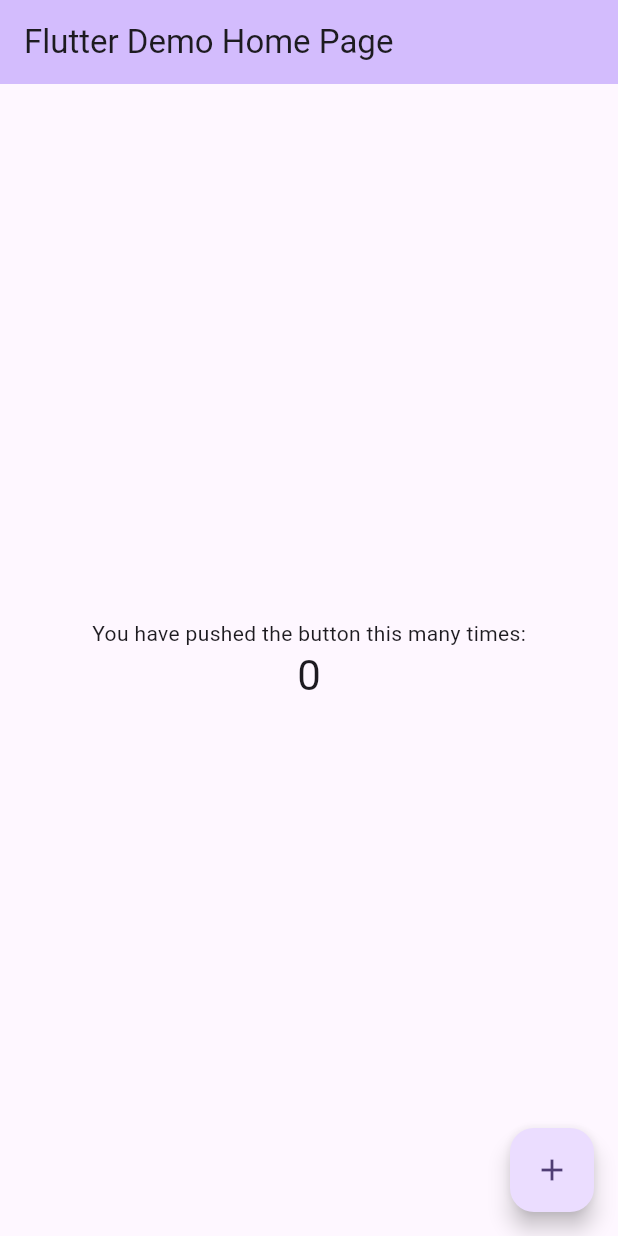
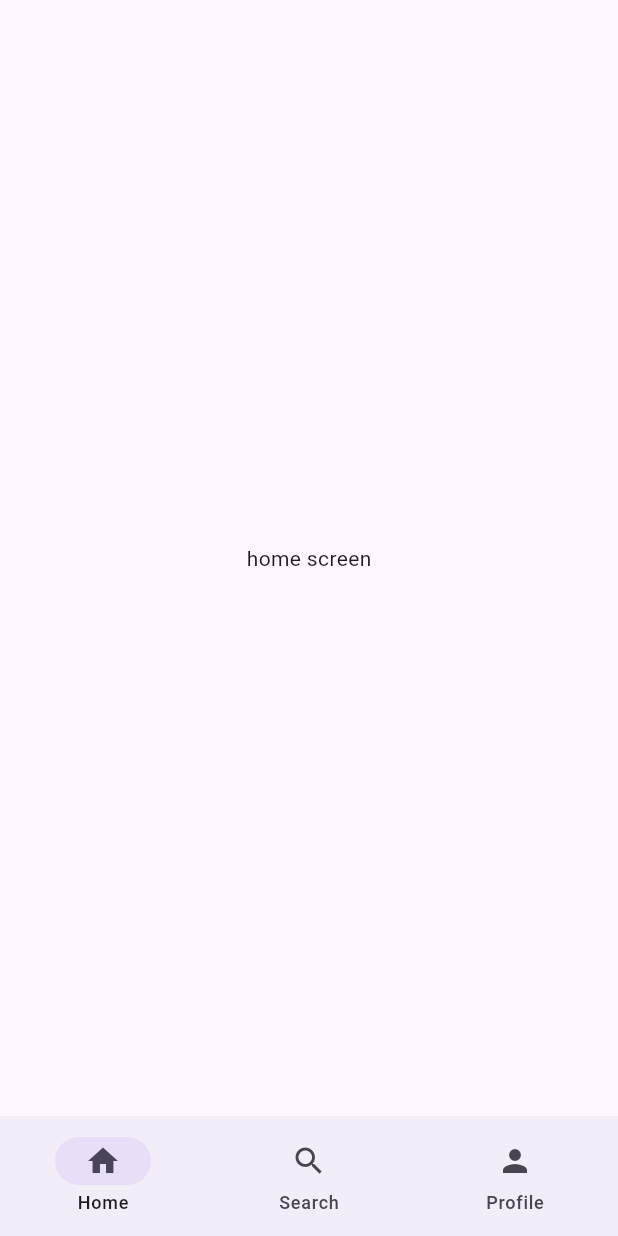
Before and after one commit to takumi-ya/ramen_mashimashi_report_app, a Flutter app: the screen it shows after launch, on a phone screen of 412 x 824 dp. Run offline on Flutter 3.47's test engine with Material 3 defaults, Android fonts, the phone set to English and light mode, and no system bars; our stand-ins replace go_router.

Commit message:
Implement navigation structure with GoRouter and add Home, Profile, Search screens

```diff
--- /dev/null
+++ b/mobile/lib/home/home_screen.dart
@@ -0,0 +1,14 @@
+import 'package:flutter/material.dart';
+
+class HomeScreen extends StatelessWidget {
+  const HomeScreen({super.key});
+
+  @override
+  Widget build(BuildContext context) {
+    return Scaffold(
+      body: Center(
+        child: Text('home screen'),
+      ),
+    );
+  }
+}
--- a/mobile/lib/main.dart
+++ b/mobile/lib/main.dart
@@ -1,4 +1,5 @@
 import 'package:flutter/material.dart';
+import 'package:mobile/router.dart';
 
 void main() {
   runApp(const MyApp());
@@ -7,119 +8,10 @@
 class MyApp extends StatelessWidget {
   const MyApp({super.key});
 
-  // This widget is the root of your application.
   @override
   Widget build(BuildContext context) {
-    return MaterialApp(
-      title: 'Flutter Demo',
-      theme: ThemeData(
-        // This is the theme of your application.
-        //
-        // TRY THIS: Try running your application with "flutter run". You'll see
-        // the application has a purple toolbar. Then, without quitting the app,
-        // try changing the seedColor in the colorScheme below to Colors.green
-        // and then invoke "hot reload" (save your changes or press the "hot
-        // reload" button in a Flutter-supported IDE, or press "r" if you used
-        // the command line to start the app).
-        //
-        // Notice that the counter didn't reset back to zero; the application
-        // state is not lost during the reload. To reset the state, use hot
-        // restart instead.
-        //
-        // This works for code too, not just values: Most code changes can be
-        // tested with just a hot reload.
-        colorScheme: ColorScheme.fromSeed(seedColor: Colors.deepPurple),
-        useMaterial3: true,
-      ),
-      home: const MyHomePage(title: 'Flutter Demo Home Page'),
+    return MaterialApp.router(
+      routerConfig: router,
     );
   }
 }
-
-class MyHomePage extends StatefulWidget {
-  const MyHomePage({super.key, required this.title});
-
-  // This widget is the home page of your application. It is stateful, meaning
-  // that it has a State object (defined below) that contains fields that affect
-  // how it looks.
-
-  // This class is the configuration for the state. It holds the values (in this
-  // case the title) provided by the parent (in this case the App widget) and
-  // used by the build method of the State. Fields in a Widget subclass are
-  // always marked "final".
-
-  final String title;
-
-  @override
-  State<MyHomePage> createState() => _MyHomePageState();
-}
-
-class _MyHomePageState extends State<MyHomePage> {
-  int _counter = 0;
-
-  void _incrementCounter() {
-    setState(() {
-      // This call to setState tells the Flutter framework that something has
-      // changed in this State, which causes it to rerun the build method below
-      // so that the display can reflect the updated values. If we changed
-      // _counter without calling setState(), then the build method would not be
-      // called again, and so nothing would appear to happen.
-      _counter++;
-    });
-  }
-
-  @override
-  Widget build(BuildContext context) {
-    // This method is rerun every time setState is called, for instance as done
-    // by the _incrementCounter method above.
-    //
-    // The Flutter framework has been optimized to make rerunning build methods
-    // fast, so that you can just rebuild anything that needs updating rather
-    // than having to individually change instances of widgets.
-    return Scaffold(
-      appBar: AppBar(
-        // TRY THIS: Try changing the color here to a specific color (to
-        // Colors.amber, perhaps?) and trigger a hot reload to see the AppBar
-        // change color while the other colors stay the same.
-        backgroundColor: Theme.of(context).colorScheme.inversePrimary,
-        // Here we take the value from the MyHomePage object that was created by
-        // the App.build method, and use it to set our appbar title.
-        title: Text(widget.title),
-      ),
-      body: Center(
-        // Center is a layout widget. It takes a single child and positions it
-        // in the middle of the parent.
-        child: Column(
-          // Column is also a layout widget. It takes a list of children and
-          // arranges them vertically. By default, it sizes itself to fit its
-          // children horizontally, and tries to be as tall as its parent.
-          //
-          // Column has various properties to control how it sizes itself and
-          // how it positions its children. Here we use mainAxisAlignment to
-          // center the children vertically; the main axis here is the vertical
-          // axis because Columns are vertical (the cross axis would be
-          // horizontal).
-          //
-          // TRY THIS: Invoke "debug painting" (choose the "Toggle Debug Paint"
-          // action in the IDE, or press "p" in the console), to see the
-          // wireframe for each widget.
-          mainAxisAlignment: MainAxisAlignment.center,
-          children: <Widget>[
-            const Text(
-              'You have pushed the button this many times:',
-            ),
-            Text(
-              '$_counter',
-              style: Theme.of(context).textTheme.headlineMedium,
-            ),
-          ],
-        ),
-      ),
-      floatingActionButton: FloatingActionButton(
-        onPressed: _incrementCounter,
-        tooltip: 'Increment',
-        child: const Icon(Icons.add),
-      ), // This trailing comma makes auto-formatting nicer for build methods.
-    );
-  }
-}
--- /dev/null
+++ b/mobile/lib/profile/profile_screen.dart
@@ -0,0 +1,14 @@
+import 'package:flutter/material.dart';
+
+class ProfileScreen extends StatelessWidget {
+  const ProfileScreen({super.key});
+
+  @override
+  Widget build(BuildContext context) {
+    return Scaffold(
+      body: Center(
+        child: Text('profile screen'),
+      ),
+    );
+  }
+}
--- /dev/null
+++ b/mobile/lib/router.dart
@@ -0,0 +1,64 @@
+import 'package:flutter/material.dart';
+import 'package:go_router/go_router.dart';
+import 'package:mobile/home/home_screen.dart';
+import 'package:mobile/profile/profile_screen.dart';
+import 'package:mobile/search/search_screen.dart';
+import 'package:mobile/widget/scaffold_with_navbar.dart';
+
+// dart run build_runner build --delete-conflicting-outputs
+
+final rootNavigatorKey = GlobalKey<NavigatorState>();
+final homeNavigatorKey = GlobalKey<NavigatorState>(debugLabel: 'home');
+final searchNavigatorKey = GlobalKey<NavigatorState>(debugLabel: 'search');
+final profileNavigatorKey = GlobalKey<NavigatorState>(debugLabel: 'profile');
+
+final router = GoRouter(
+  navigatorKey: rootNavigatorKey,
+  initialLocation: '/home',
+  routes: [
+    StatefulShellRoute.indexedStack(
+      parentNavigatorKey: rootNavigatorKey,
+      builder: (context, state, navigationShell) {
+        return ScaffoldWithNavbar(navigationShell: navigationShell);
+      },
+      branches: [
+        StatefulShellBranch(
+          navigatorKey: homeNavigatorKey,
+          routes: [
+            GoRoute(
+              path: '/home',
+              pageBuilder: (context, state) => NoTransitionPage(
+                key: state.pageKey,
+                child: const HomeScreen(),
+              ),
+            )
+          ],
+        ),
+        StatefulShellBranch(
+          navigatorKey: searchNavigatorKey,
+          routes: [
+            GoRoute(
+              path: '/search',
+              pageBuilder: (context, state) => NoTransitionPage(
+                key: state.pageKey,
+                child: const SearchScreen(),
+              ),
+            )
+          ],
+        ),
+        StatefulShellBranch(
+          navigatorKey: profileNavigatorKey,
+          routes: [
+            GoRoute(
+              path: '/profile',
+              pageBuilder: (context, state) => NoTransitionPage(
+                key: state.pageKey,
+                child: const ProfileScreen(),
+              ),
+            )
+          ],
+        ),
+      ],
+    ),
+  ],
+);
--- /dev/null
+++ b/mobile/lib/search/search_screen.dart
@@ -0,0 +1,14 @@
+import 'package:flutter/material.dart';
+
+class SearchScreen extends StatelessWidget {
+  const SearchScreen({super.key});
+
+  @override
+  Widget build(BuildContext context) {
+    return Scaffold(
+      body: Center(
+        child: Text('search screen'),
+      ),
+    );
+  }
+}
--- /dev/null
+++ b/mobile/lib/widget/scaffold_with_navbar.dart
@@ -0,0 +1,28 @@
+import 'package:flutter/material.dart';
+import 'package:go_router/go_router.dart';
+
+class ScaffoldWithNavbar extends StatelessWidget {
+  const ScaffoldWithNavbar({super.key, required this.navigationShell});
+  final StatefulNavigationShell navigationShell;
+
+  @override
+  Widget build(BuildContext context) {
+    return Scaffold(
+      body: navigationShell,
+      bottomNavigationBar: NavigationBar(
+        selectedIndex: navigationShell.currentIndex,
+        destinations: const [
+          NavigationDestination(icon: Icon(Icons.home), label: 'Home'),
+          NavigationDestination(icon: Icon(Icons.search), label: 'Search'),
+          NavigationDestination(icon: Icon(Icons.person), label: 'Profile'),
+        ],
+        onDestinationSelected: (index) {
+          navigationShell.goBranch(
+            index,
+            initialLocation: index == navigationShell.currentIndex,
+          );
+        },
+      ),
+    );
+  }
+}
```
